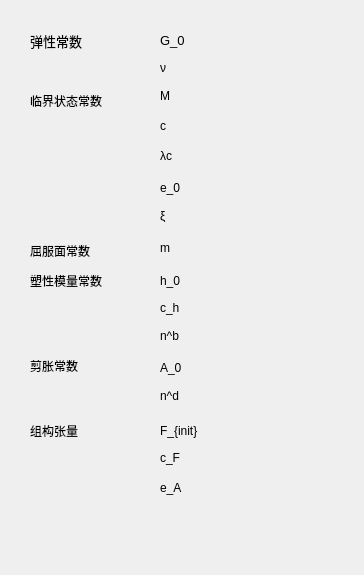
The window that GeoModelTest/ModelParaInputDMF.ui (yjk15/GeoModelTest) describes before a commit, drawn with Qt 5.
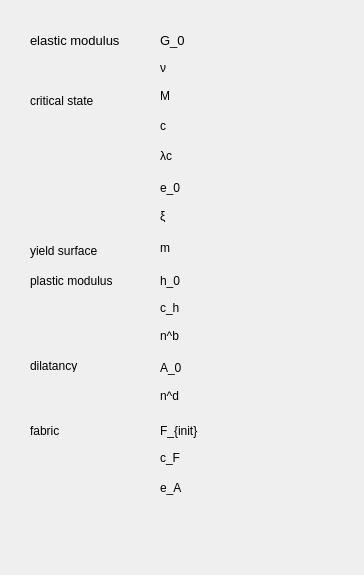
The same window after the commit.

```diff
--- a/GeoModelTest/ModelParaInputDMF.ui
+++ b/GeoModelTest/ModelParaInputDMF.ui
@@ -80,7 +80,7 @@
     </rect>
    </property>
    <property name="text">
-    <string>剪胀常数</string>
+    <string>dilatancy</string>
    </property>
   </widget>
   <widget class="QLabel" name="label_21">
@@ -101,12 +101,12 @@
     <rect>
      <x>30</x>
      <y>90</y>
-     <width>81</width>
+     <width>91</width>
      <height>21</height>
     </rect>
    </property>
    <property name="text">
-    <string>临界状态常数</string>
+    <string>critical state</string>
    </property>
   </widget>
   <widget class="QLabel" name="label_19">
@@ -119,7 +119,7 @@
     </rect>
    </property>
    <property name="text">
-    <string>组构张量</string>
+    <string>fabric</string>
    </property>
   </widget>
   <widget class="QLabel" name="label_14">
@@ -145,7 +145,7 @@
     </rect>
    </property>
    <property name="text">
-    <string>屈服面常数</string>
+    <string>yield surface</string>
    </property>
   </widget>
   <widget class="QLabel" name="label_6">
@@ -171,7 +171,7 @@
     </rect>
    </property>
    <property name="text">
-    <string>塑性模量常数</string>
+    <string>plastic modulus</string>
    </property>
   </widget>
   <widget class="QLabel" name="label_3">
@@ -283,7 +283,7 @@
     <rect>
      <x>30</x>
      <y>30</y>
-     <width>71</width>
+     <width>111</width>
      <height>21</height>
     </rect>
    </property>
@@ -293,7 +293,7 @@
     </font>
    </property>
    <property name="text">
-    <string>弹性常数</string>
+    <string>elastic modulus</string>
    </property>
   </widget>
   <widget class="QLabel" name="label_22">
```
